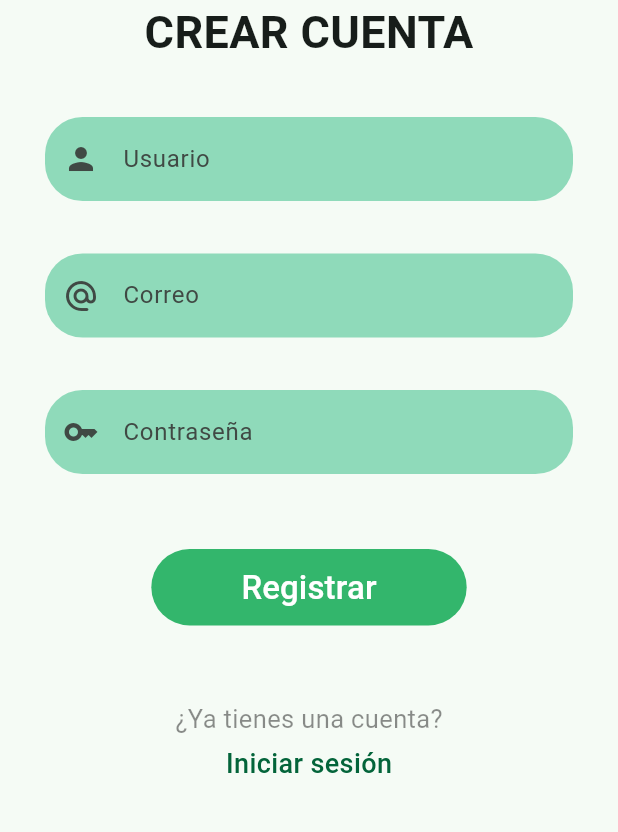
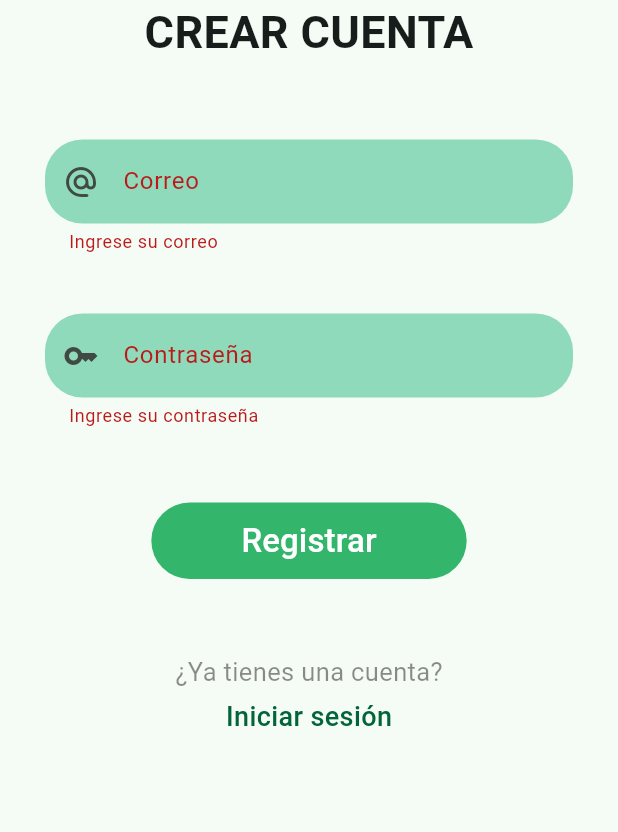
Before and after one commit to mariane973/EmprendeMas, a Flutter app: the Register screen opened directly, after a tap on "Registrar", on a phone screen of 412 x 824 dp, the part 354-1186 px from its top. Run offline on Flutter 3.47's test engine with Material 3 defaults, Android fonts, the phone set to English and light mode, and no system bars; our stand-ins replace animated_splash_screen, carousel_slider, cloud_firestore, firebase_auth, firebase_core, firebase_storage and 5 more; accounts and stored records are empty; network calls fail; project files that could hold a hidden picture were left out.

Commit message:
Implementacion huella-login mariane

```diff
--- /dev/null
+++ b/lib/authlogin/crearRegistroUsulogin.dart
@@ -0,0 +1,46 @@
+import 'package:firebase_auth/firebase_auth.dart';
+
+class RegistroUsuario {
+  final FirebaseAuth _fa = FirebaseAuth.instance;
+
+  Future registroUsuario(String correo, String contra) async {
+    try{
+      UserCredential uc = await FirebaseAuth.instance.createUserWithEmailAndPassword(email: correo, password: contra);
+      print(uc.user);
+      return (uc.user);
+    }
+    on FirebaseAuthException catch(e){
+      if(e.code=='weak-password'){
+        print("El password");
+        return 1;
+      }
+      else if(e.code=='email-already--in-use'){
+        print("Ya existe");
+        return 2;
+      }
+    }
+  }
+  Future loginUsario(String correo, String contra) async {
+    if(correo.isNotEmpty && contra.isNotEmpty){
+      try {
+        UserCredential uc = await _fa.signInWithEmailAndPassword(email: correo, password: contra);
+        final u = uc.user;
+
+        if(u != null){
+          return 1;
+        }
+      }
+      on FirebaseAuthException catch (e) {
+        print("Error de autenticación: ${e.code}");
+        if(e.code == 'user-not-found' || e.code == 'wrong-password'){
+          return 2;
+        }
+      } catch (e) {
+        print("Error: $e");
+      }
+    } else {
+      print("Correo y contraseña no pueden estar vacios");
+      return 3;
+    }
+  }
+}
--- a/lib/home.dart
+++ b/lib/home.dart
@@ -1,6 +1,6 @@
 import 'package:emprende_mas/material.dart';
-import 'package:emprende_mas/vistas/productos.dart';
-import 'package:emprende_mas/vistas/vendedores.dart';
+import 'package:emprende_mas/vistas/principales/productos.dart';
+import 'package:emprende_mas/vistas/principales/emprendimientos.dart';
 import 'package:emprende_mas/vistas/login.dart';
 import 'package:flutter/material.dart';
 import 'package:font_awesome_flutter/font_awesome_flutter.dart';
--- a/lib/vistas/register.dart
+++ b/lib/vistas/register.dart
@@ -1,9 +1,24 @@
+import 'package:emprende_mas/authlogin/crearRegistroUsulogin.dart';
 import 'package:emprende_mas/vistas/login.dart';
 import 'package:flutter/material.dart';
 import 'package:emprende_mas/material.dart';
+import 'package:fluttertoast/fluttertoast.dart';
 
-class Register extends StatelessWidget {
+class Register extends StatefulWidget {
   const Register({super.key});
+
+  @override
+  State<Register> createState() => _RegisterState();
+}
+
+class _RegisterState extends State<Register> {
+  RegistroUsuario mial = RegistroUsuario();
+
+  final _formKey = GlobalKey<FormState>();
+
+  late String _emailController;
+
+  late String _passworController;
 
   @override
   Widget build(BuildContext context) {
@@ -12,6 +27,7 @@ class Register extends StatelessWidget {
       body: SafeArea(
         child: SingleChildScrollView(
           child: Form(
+            key: _formKey,
             child: Column(
               children: [
                 SizedBox(
@@ -32,25 +48,7 @@ class Register extends StatelessWidget {
                   ),
                 ),
                 Padding(
-                  padding: const EdgeInsets.only(left: 30, right: 30, top: 35, bottom: 35),
-                  child: TextFormField(
-                    decoration: InputDecoration(
-                      prefixIcon: Icon(
-                          Icons.person
-                      ),
-                      labelText: "Usuario",
-                      hintText: "Ingrese su usuario",
-                      filled: true,
-                      fillColor: AppMaterial().getColorAtIndex(0),
-                      border: OutlineInputBorder(
-                          borderSide: BorderSide.none,
-                          borderRadius: BorderRadius.circular(25)
-                      ),
-                    ),
-                  ),
-                ),
-                Padding(
-                  padding: const EdgeInsets.only(left: 30, right: 30, bottom: 35),
+                  padding: const EdgeInsets.only(left: 30, right: 30, top: 50, bottom: 40),
                   child: TextFormField(
                     decoration: InputDecoration(
                       prefixIcon: Icon(
@@ -75,6 +73,9 @@ class Register extends StatelessWidget {
                         return null;
                       }
                     },
+                    onSaved: (value){
+                      _emailController = value!;
+                    },
                   ),
                 ),
                 Padding(
@@ -94,6 +95,16 @@ class Register extends StatelessWidget {
                           borderRadius: BorderRadius.circular(25)
                       ),
                     ),
+                    validator: (value) {
+                      if (value == null || value.isEmpty) {
+                        return "Ingrese su contraseña";
+                      } else {
+                        return null;
+                      }
+                    },
+                    onSaved: (value){
+                      _passworController = value!;
+                    },
                   ),
                 ),
                 SizedBox(
@@ -101,6 +112,23 @@ class Register extends StatelessWidget {
                 ),
                 FilledButton(
                     onPressed: (){
+                      if(_formKey.currentState!.validate()){
+                        _formKey.currentState!.save();
+                        var dato = mial.registroUsuario(_emailController, _passworController);
+                        if(dato==1){
+                          print("Nivel de seguridad debil");
+                        }else if(dato==2){
+                          print("Email ya esta registrado");
+                        }else if(dato != null){
+                          Fluttertoast.showToast(
+                              msg: "Usuario Registrado",
+                              toastLength: Toast.LENGTH_LONG,
+                              gravity: ToastGravity.TOP,
+                              textColor: Colors.white,
+                              fontSize: 18
+                          );
+                        }
+                      }
                     },
                     style: FilledButton.styleFrom(
                         padding: EdgeInsets.symmetric(vertical: 10, horizontal: 60),
--- a/pubspec.yaml
+++ b/pubspec.yaml
@@ -46,7 +46,7 @@ flutter_launcher_icons:
   # The following adds the Cupertino Icons font to your application.
   # Use with the CupertinoIcons class for iOS style icons.
   cupertino_icons: ^1.0.6
-  firebase_auth:
+
 
 dev_dependencies:
   flutter_test:
@@ -54,6 +54,8 @@ dev_dependencies:
   firebase_storage:
   carousel_slider: ^4.2.1
   image_picker: ^0.8.4+4
+  local_auth: ^2.2.0
+  firebase_auth:
   path:
 
   # The "flutter_lints" package below contains a set of recommended lints to
@@ -76,7 +78,7 @@ flutter:
 
   # To add assets to your application, add an assets section, like this:
   assets:
-     - img/
+    - img/
   #   - images/a_dot_ham.jpeg
 
   # An image asset can refer to one or more resolution-specific "variants", see
```
Also changed, not shown: lib/huella/autenticacion.dart (added, +17 -0 lines), lib/vistas/detalleProducto.dart (+80 -25 lines), lib/vistas/login.dart (+45 -18 lines), lib/vistas/principales/emprendimientos.dart (renamed from lib/vistas/vendedores.dart, +9 -6 lines), lib/vistas/principales/productos.dart (renamed from lib/vistas/productos.dart, +20 -7 lines), pubspec.lock, 4 other files.
